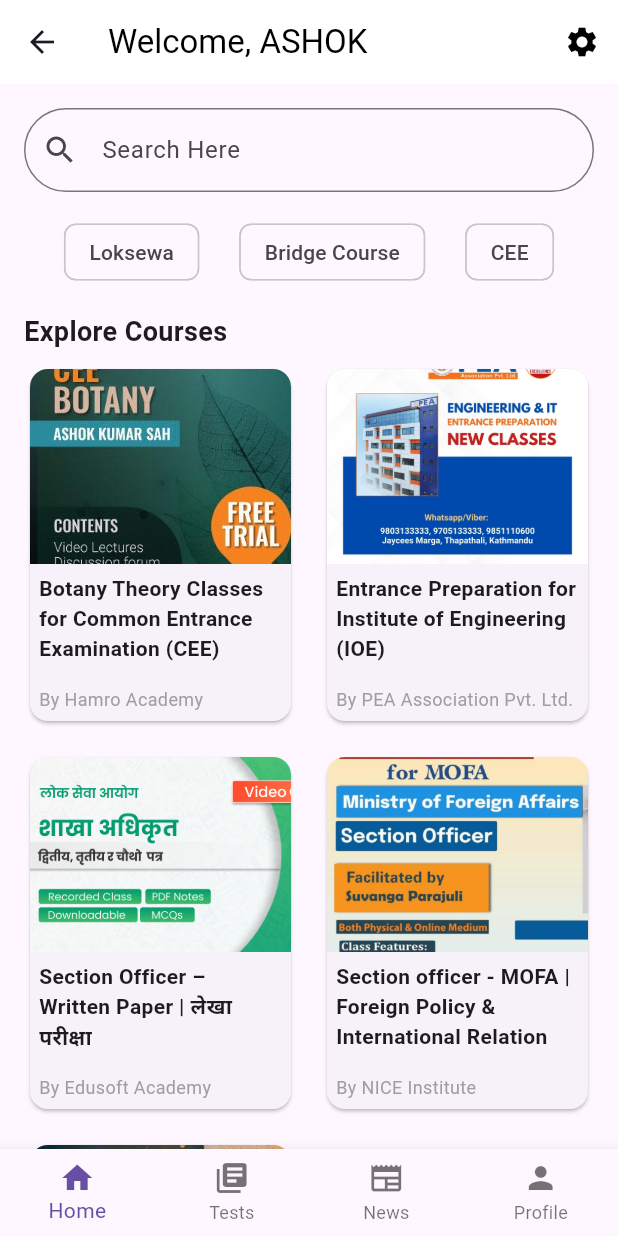
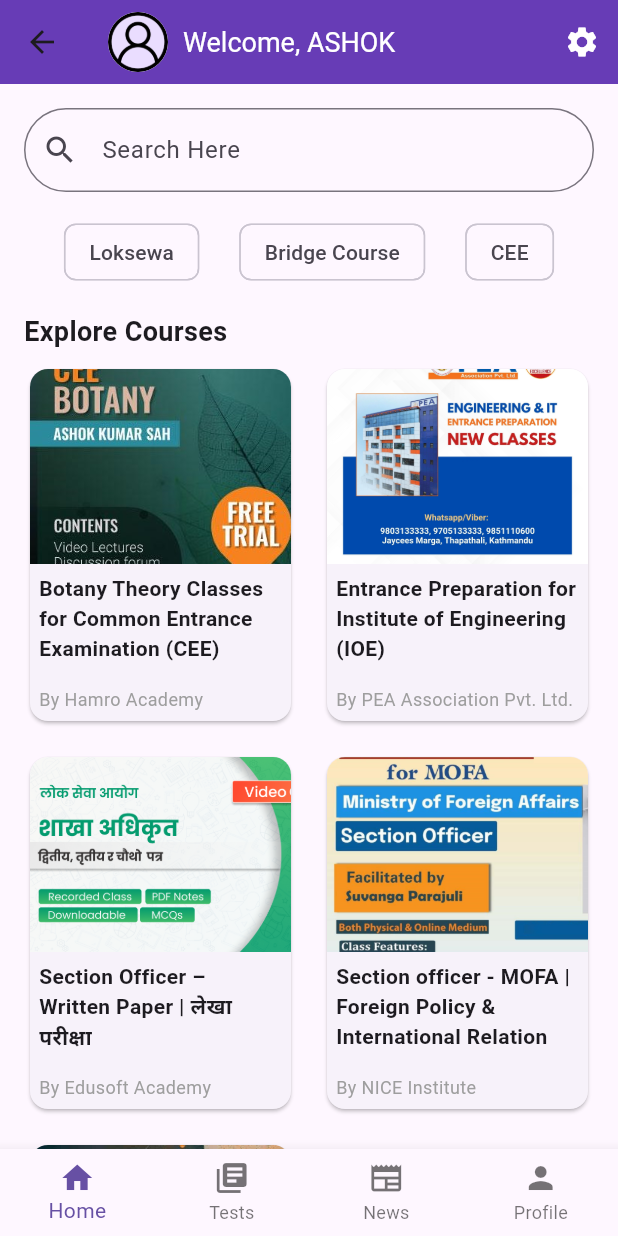
Before and after one commit to bayes-ashok/shikshalaya-mobile-app-assignment, a Flutter app: the HomePage screen opened by its route, on a phone screen of 412 x 824 dp. Run offline on Flutter 3.47's test engine with Material 3 defaults, Android fonts, the light colour scheme and no system bars.

Commit message:
dashboard updated

```diff
--- a/lib/app.dart
+++ b/lib/app.dart
@@ -1,7 +1,7 @@
 import 'package:flutter/material.dart';
 import 'package:shikshalaya/view/home_page.dart';
 import 'package:shikshalaya/view/login_view.dart';
-import 'package:shikshalaya/view/onboarding_screen.dart';
+// import 'package:shikshalaya/view/onboarding_screen.dart';
 import 'package:shikshalaya/view/register_view.dart';
 
 class MyApp extends StatelessWidget {
@@ -13,7 +13,7 @@
       initialRoute: '/',
       debugShowCheckedModeBanner: false,
       routes: {
-        '/': (context) => const OnboardingScreen(),
+        '/': (context) => const HomePage(),
         '/register': (context) => const RegisterView(),
         '/login': (context) => const LoginView(),
         '/dashboard': (context) => const HomePage(),
--- a/lib/view/home_page.dart
+++ b/lib/view/home_page.dart
@@ -7,15 +7,23 @@
   Widget build(BuildContext context) {
     return Scaffold(
       appBar: AppBar(
-        backgroundColor: Colors.white,
-        elevation: 0,
-        title: const Text(
-          'Welcome, ASHOK',
-          style: TextStyle(color: Colors.black),
+        backgroundColor: Colors.deepPurple,
+        elevation: 3,
+        title: const Row(
+          children: [
+            CircleAvatar(
+              backgroundImage: AssetImage('assets/images/icon.png'),
+            ),
+            SizedBox(width: 10),
+            Text(
+              'Welcome, ASHOK',
+              style: TextStyle(color: Colors.white, fontSize: 18),
+            ),
+          ],
         ),
         actions: [
           IconButton(
-            icon: const Icon(Icons.settings, color: Colors.black),
+            icon: const Icon(Icons.settings, color: Colors.white),
             onPressed: () {},
           ),
         ],
--- a/lib/view/register_view.dart
+++ b/lib/view/register_view.dart
@@ -61,8 +61,7 @@
     // Show success with entered data
     CommonSnackbar.show(
       context,
-      message:
-          'Registration successful!\nName: $fullName\nPhone: $phone\nEmail: $email',
+      message: 'Registration successful',
       backgroundColor: Colors.green, // Success color
       textColor: Colors.white,
     );
```
Also changed, not shown: assets/images/icon.png (added), lib/view/news.dart (added), lib/view/profile.dart (added), lib/view/test_screen.dart (added).
